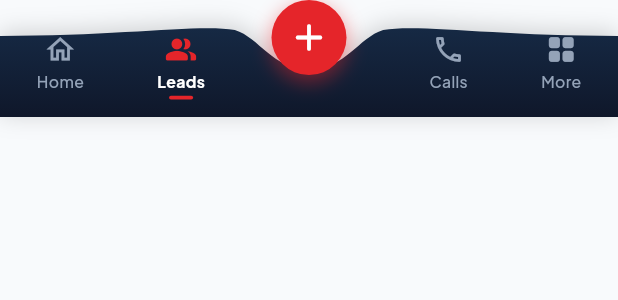
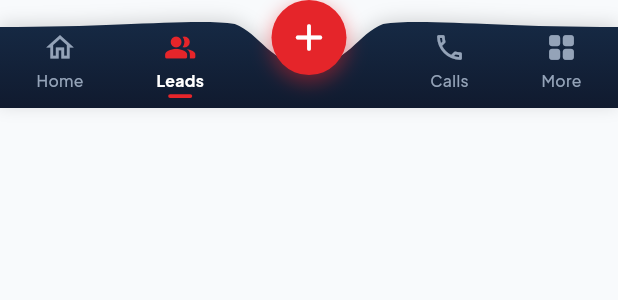
Before and after one commit to chntechconsulting-website/wacrm, a Flutter app: the WacrmWaveNavBar widget shown alone on an empty page, opened directly, on a phone screen of 412 x 824 dp. Shown: the top 300 px of the screen. Run offline on Flutter 3.47's test engine with Material 3 defaults, Android fonts, the phone set to English and light mode, and no system bars; our stand-ins replace google_fonts, shared_preferences; accounts and stored records are empty; network calls fail.

Commit message:
fix(mobile): resolve Android system bar overlap with dynamic safe area insets and increased scroll padding

```diff
--- a/mobile/lib/core/widgets/wacrm_wave_nav_bar.dart
+++ b/mobile/lib/core/widgets/wacrm_wave_nav_bar.dart
@@ -14,16 +14,21 @@ class WacrmWaveNavBar extends StatelessWidget {
 
   @override
   Widget build(BuildContext context) {
-    return SizedBox(
-      height: 78,
+    final bottomInset = MediaQuery.of(context).padding.bottom;
+    const baseNavHeight = 72.0;
+    final totalHeight = baseNavHeight + bottomInset;
+
+    return Container(
+      color: Colors.transparent,
+      height: totalHeight,
       child: Stack(
         alignment: Alignment.bottomCenter,
         clipBehavior: Clip.none,
         children: [
-          // Wave Background
+          // Wave Background extending all the way down through bottomInset
           Positioned.fill(
             child: CustomPaint(
-              painter: _WaveNavBarPainter(),
+              painter: _WaveNavBarPainter(bottomInset: bottomInset),
             ),
           ),
 
@@ -31,8 +36,8 @@ class WacrmWaveNavBar extends StatelessWidget {
           Positioned(
             left: 0,
             right: 0,
-            bottom: 6,
-            height: 56,
+            bottom: bottomInset + 4,
+            height: 50,
             child: Row(
               mainAxisAlignment: MainAxisAlignment.spaceAround,
               children: [
@@ -51,7 +56,7 @@ class WacrmWaveNavBar extends StatelessWidget {
                 ),
 
                 // Center Spacer for FAB
-                const SizedBox(width: 52),
+                const SizedBox(width: 54),
 
                 // 3. Calls
                 _buildNavItem(
@@ -72,7 +77,7 @@ class WacrmWaveNavBar extends StatelessWidget {
 
           // Center Elevated Red FAB with White '+'
           Positioned(
-            top: 0,
+            bottom: bottomInset + 22,
             child: GestureDetector(
               onTap: onAdd,
               child: Container(
@@ -150,37 +155,43 @@ class WacrmWaveNavBar extends StatelessWidget {
 }
 
 class _WaveNavBarPainter extends CustomPainter {
+  final double bottomInset;
+
+  _WaveNavBarPainter({this.bottomInset = 0});
+
   @override
   void paint(Canvas canvas, Size size) {
     final w = size.width;
     final h = size.height;
 
-    // Navy Wave Background Path with Center Drip Cutout for FAB
+    // Top baseline of the wave
+    const topY = 18.0;
+
     final path = Path();
-    path.moveTo(0, 24);
+    path.moveTo(0, topY);
 
     // Left curve towards center
-    path.cubicTo(w * 0.20, 24, w * 0.32, 16, w * 0.38, 20);
+    path.cubicTo(w * 0.20, topY, w * 0.32, topY - 6, w * 0.38, topY - 2);
 
     // Center cutout around FAB
-    path.cubicTo(w * 0.42, 25, w * 0.44, 46, w * 0.50, 46);
-    path.cubicTo(w * 0.56, 46, w * 0.58, 25, w * 0.62, 20);
+    path.cubicTo(w * 0.42, topY + 4, w * 0.44, topY + 26, w * 0.50, topY + 26);
+    path.cubicTo(w * 0.56, topY + 26, w * 0.58, topY + 4, w * 0.62, topY - 2);
 
     // Right curve towards right edge
-    path.cubicTo(w * 0.68, 16, w * 0.80, 24, w, 24);
+    path.cubicTo(w * 0.68, topY - 6, w * 0.80, topY, w, topY);
 
-    // Close path along bottom
+    // Close path down through the bottom including bottomInset
     path.lineTo(w, h);
     path.lineTo(0, h);
     path.close();
 
     // Top Drop Shadow
     final shadowPaint = Paint()
-      ..color = Colors.black.withValues(alpha: 0.18)
-      ..maskFilter = const MaskFilter.blur(BlurStyle.normal, 8);
+      ..color = Colors.black.withValues(alpha: 0.15)
+      ..maskFilter = const MaskFilter.blur(BlurStyle.normal, 6);
     canvas.drawPath(path.shift(const Offset(0, -2)), shadowPaint);
 
-    // Solid Deep Corporate Navy Paint (#0B192C)
+    // Solid Deep Corporate Navy Gradient (#162A45 to #0F172A)
     final paint = Paint()
       ..shader = const LinearGradient(
         begin: Alignment.topCenter,
@@ -189,11 +200,12 @@ class _WaveNavBarPainter extends CustomPainter {
           Color(0xFF162A45),
           Color(0xFF0F172A),
         ],
-      ).createShader(Rect.fromLTWH(0, 16, w, h - 16));
+      ).createShader(Rect.fromLTWH(0, topY - 6, w, h));
 
     canvas.drawPath(path, paint);
   }
 
   @override
-  bool shouldRepaint(covariant CustomPainter oldDelegate) => false;
+  bool shouldRepaint(covariant _WaveNavBarPainter oldDelegate) =>
+      oldDelegate.bottomInset != bottomInset;
 }
--- a/mobile/lib/features/dashboard/presentation/dashboard_screen.dart
+++ b/mobile/lib/features/dashboard/presentation/dashboard_screen.dart
@@ -75,7 +75,7 @@ class _DashboardScreenState extends State<DashboardScreen> {
           'assets/images/logo.png',
           height: 30,
           fit: BoxFit.contain,
-          errorBuilder: (_, __, ___) => const Text(
+          errorBuilder: (_, _, _) => const Text(
             'WA! CRM',
             style: TextStyle(fontWeight: FontWeight.w900, color: AppColors.primary),
           ),
@@ -111,7 +111,7 @@ class _DashboardScreenState extends State<DashboardScreen> {
         onRefresh: () => dashboardProvider.fetchDashboardStats(showLoading: false),
         child: SingleChildScrollView(
           physics: const AlwaysScrollableScrollPhysics(),
-          padding: const EdgeInsets.all(16),
+          padding: const EdgeInsets.fromLTRB(16, 16, 16, 110),
           child: Column(
             crossAxisAlignment: CrossAxisAlignment.start,
             children: [
@@ -257,7 +257,7 @@ class _DashboardScreenState extends State<DashboardScreen> {
                   shrinkWrap: true,
                   physics: const NeverScrollableScrollPhysics(),
                   itemCount: stats.upcomingFollowups.length > 4 ? 4 : stats.upcomingFollowups.length,
-                  separatorBuilder: (_, __) => const SizedBox(height: 8),
+                  separatorBuilder: (_, _) => const SizedBox(height: 8),
                   itemBuilder: (context, index) {
                     final item = stats.upcomingFollowups[index];
                     return WacrmCard(
--- a/mobile/lib/features/followups/presentation/followups_list_screen.dart
+++ b/mobile/lib/features/followups/presentation/followups_list_screen.dart
@@ -156,9 +156,9 @@ class _FollowupsListScreenState extends State<FollowupsListScreen> {
                               await provider.fetchActiveReminders();
                             },
                             child: ListView.separated(
-                              padding: const EdgeInsets.fromLTRB(16, 12, 16, 80),
+                              padding: const EdgeInsets.fromLTRB(16, 12, 16, 110),
                               itemCount: followups.length,
-                              separatorBuilder: (_, __) => const SizedBox(height: 10),
+                              separatorBuilder: (_, _) => const SizedBox(height: 10),
                               itemBuilder: (context, index) {
                                 final f = followups[index];
                                 final isDone = f.status == 'Completed';
--- a/mobile/lib/features/navigation/main_navigation_shell.dart
+++ b/mobile/lib/features/navigation/main_navigation_shell.dart
@@ -263,7 +263,7 @@ class _MainNavigationShellState extends State<MainNavigationShell> {
         children: screens,
       ),
       bottomNavigationBar: WacrmWaveNavBar(
-        currentIndex: _currentIndex == 1 ? 1 : 0,
+        currentIndex: _currentIndex,
         onTap: (idx) {
           if (idx == 0) {
             _navigateToTab(0);
```
